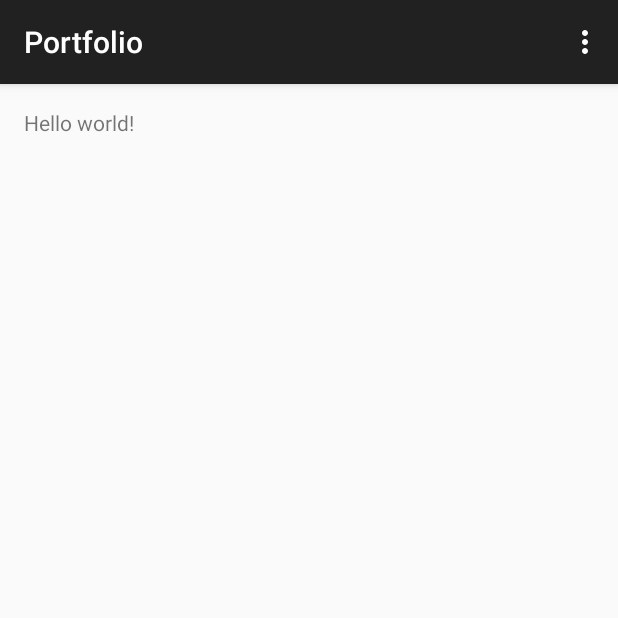
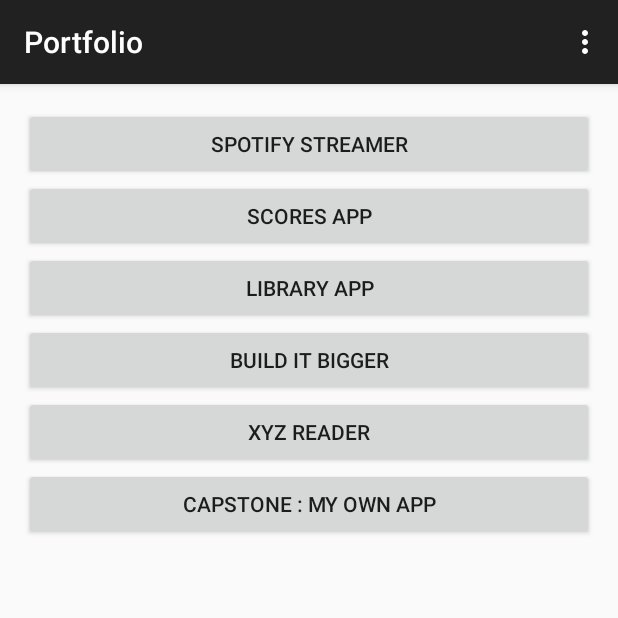
Before and after one commit to maloubobola/Udacity, an Android app: the screen it shows after launch (MainActivity), on a phone screen of 412 x 824 dp, the top half of it. Run offline under Robolectric (Android 15) with nearby library versions, the phone set to English and light mode, and no system bars.

Commit message:
Add simple buttons to portfolio.

```diff
--- a/Portfolio/app/src/main/java/com/example/thomasthiebaud/android/portfolio/MainActivityFragment.java
+++ b/Portfolio/app/src/main/java/com/example/thomasthiebaud/android/portfolio/MainActivityFragment.java
@@ -5,18 +5,58 @@ import android.os.Bundle;
 import android.view.LayoutInflater;
 import android.view.View;
 import android.view.ViewGroup;
+import android.widget.Toast;
 
 /**
  * A placeholder fragment containing a simple view.
  */
-public class MainActivityFragment extends Fragment {
+public class MainActivityFragment extends Fragment implements View.OnClickListener {
 
     public MainActivityFragment() {
     }
 
     @Override
-    public View onCreateView(LayoutInflater inflater, ViewGroup container,
-                             Bundle savedInstanceState) {
-        return inflater.inflate(R.layout.fragment_main, container, false);
+    public View onCreateView(LayoutInflater inflater, ViewGroup container, Bundle savedInstanceState) {
+        View rootView = inflater.inflate(R.layout.fragment_main, container, false);
+
+        rootView.findViewById(R.id.spotify_streamer_button).setOnClickListener(this);
+        rootView.findViewById(R.id.scores_app_button).setOnClickListener(this);
+        rootView.findViewById(R.id.library_app_button).setOnClickListener(this);
+        rootView.findViewById(R.id.build_it_bigger_button).setOnClickListener(this);
+        rootView.findViewById(R.id.xyz_reader_button).setOnClickListener(this);
+        rootView.findViewById(R.id.capstone_button).setOnClickListener(this);
+
+        return rootView;
+    }
+
+    @Override
+    public void onClick(View v) {
+        String displayText = "This button will launch ";
+
+        switch (v.getId()) {
+            case R.id.spotify_streamer_button:
+                displayText += "the spotify streamer app.";
+                break;
+            case R.id.scores_app_button:
+                displayText += "the scores app.";
+                break;
+            case R.id.library_app_button:
+                displayText += "the library app.";
+                break;
+            case R.id.build_it_bigger_button:
+                displayText += "the \"build it bigger\" app.";
+                break;
+            case R.id.xyz_reader_button:
+                displayText += "the xyz reader app.";
+                break;
+            case R.id.capstone_button:
+                displayText += "my custom app.";
+                break;
+            default:
+                displayText = "You succesfully clicked on an unknow button !";
+                break;
+        }
+
+        Toast.makeText(getContext(),displayText,Toast.LENGTH_LONG).show();
     }
 }
--- a/Portfolio/app/src/main/res/layout/fragment_main.xml
+++ b/Portfolio/app/src/main/res/layout/fragment_main.xml
@@ -1,11 +1,49 @@
-<RelativeLayout xmlns:android="http://schemas.android.com/apk/res/android"
-    xmlns:tools="http://schemas.android.com/tools" android:layout_width="match_parent"
-    android:layout_height="match_parent" android:paddingLeft="@dimen/activity_horizontal_margin"
+<LinearLayout
+    xmlns:android="http://schemas.android.com/apk/res/android"
+    xmlns:tools="http://schemas.android.com/tools"
+    android:layout_width="match_parent"
+    android:layout_height="match_parent"
+    android:paddingLeft="@dimen/activity_horizontal_margin"
     android:paddingRight="@dimen/activity_horizontal_margin"
     android:paddingTop="@dimen/activity_vertical_margin"
-    android:paddingBottom="@dimen/activity_vertical_margin" tools:context=".MainActivityFragment">
+    android:paddingBottom="@dimen/activity_vertical_margin"
+    android:orientation="vertical"
+    tools:context=".MainActivityFragment">
 
-    <TextView android:text="@string/hello_world" android:layout_width="wrap_content"
-        android:layout_height="wrap_content" />
+    <Button
+        android:id="@+id/spotify_streamer_button"
+        android:layout_width="match_parent"
+        android:layout_height="wrap_content"
+        android:text="@string/spotify_streamer"/>
 
-</RelativeLayout>
+    <Button
+        android:id="@+id/scores_app_button"
+        android:layout_width="match_parent"
+        android:layout_height="wrap_content"
+        android:text="@string/scores_app"/>
+
+    <Button
+        android:id="@+id/library_app_button"
+        android:layout_width="match_parent"
+        android:layout_height="wrap_content"
+        android:text="@string/library_app"/>
+
+    <Button
+        android:id="@+id/build_it_bigger_button"
+        android:layout_width="match_parent"
+        android:layout_height="wrap_content"
+        android:text="@string/build_it_bigger"/>
+
+    <Button
+        android:id="@+id/xyz_reader_button"
+        android:layout_width="match_parent"
+        android:layout_height="wrap_content"
+        android:text="@string/xyz_reader"/>
+
+    <Button
+        android:id="@+id/capstone_button"
+        android:layout_width="match_parent"
+        android:layout_height="wrap_content"
+        android:text="@string/capstone"/>
+
+</LinearLayout>
--- a/Portfolio/app/src/main/res/values/strings.xml
+++ b/Portfolio/app/src/main/res/values/strings.xml
@@ -2,4 +2,10 @@
     <string name="app_name">Portfolio</string>
     <string name="hello_world">Hello world!</string>
     <string name="action_settings">Settings</string>
+    <string name="spotify_streamer">Spotify streamer</string>
+    <string name="scores_app">Scores app</string>
+    <string name="library_app">Library app</string>
+    <string name="build_it_bigger">Build it bigger</string>
+    <string name="xyz_reader">XYZ reader</string>
+    <string name="capstone">Capstone : my own app</string>
 </resources>
```
Also changed, not shown: 1 other file.
